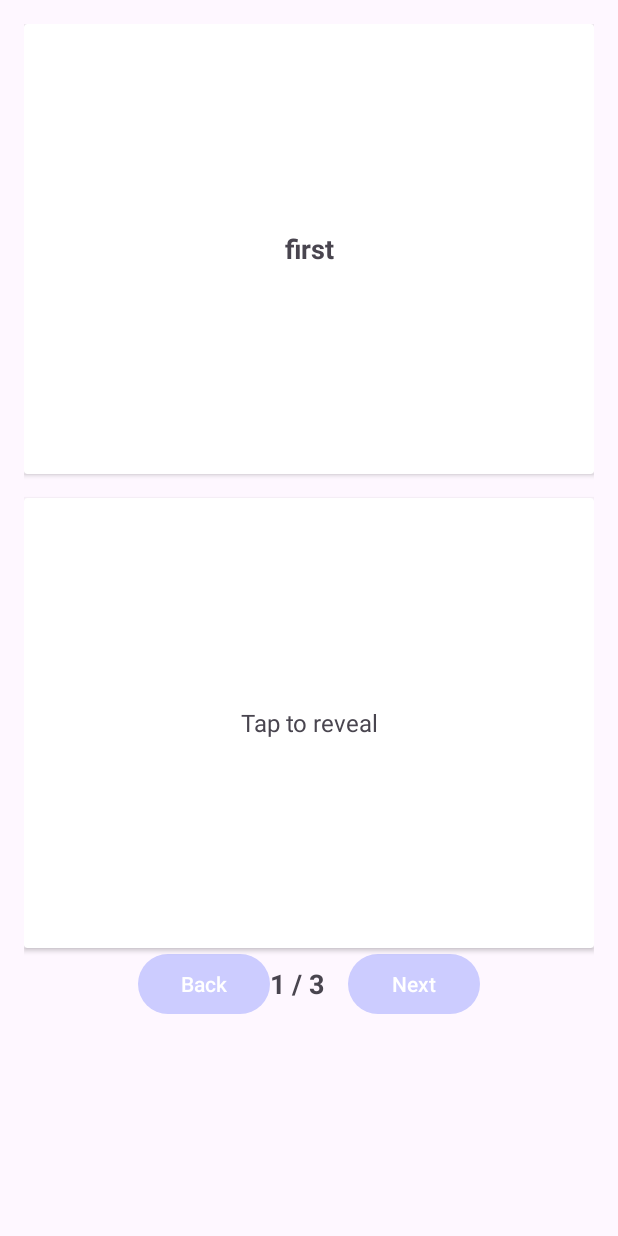
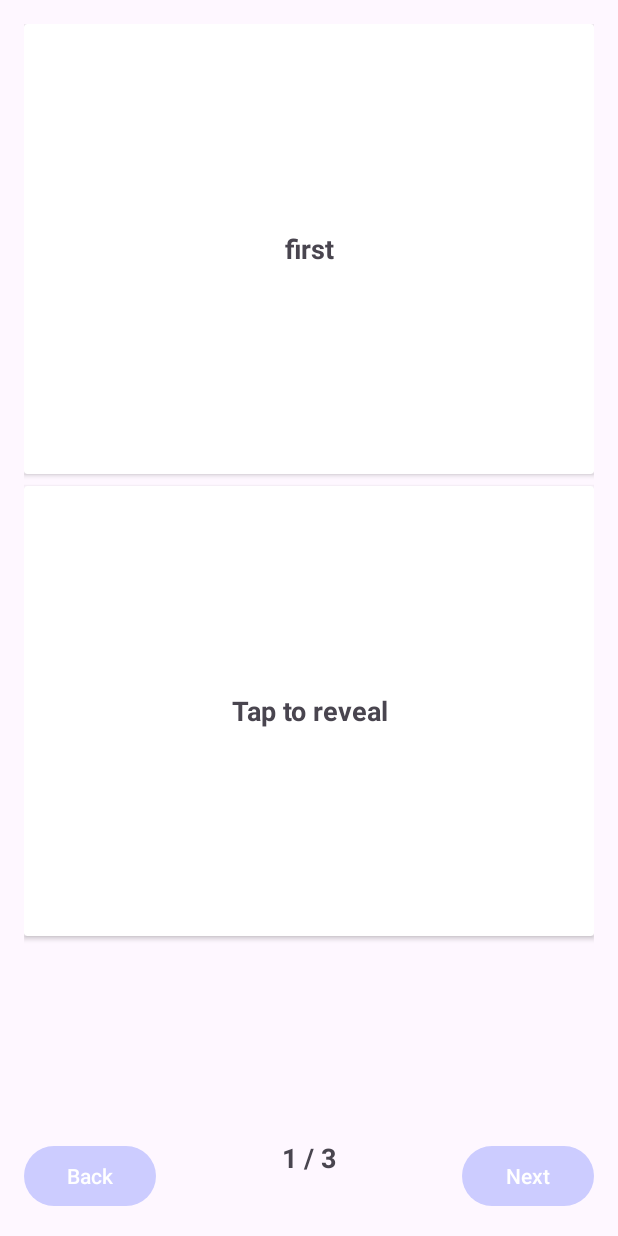
Before and after one commit to MohamedTababi-GitH/Flashcards, an Android app: the MainActivity screen opened directly, with no data from a screen before it, after a tap on "Study", on a phone screen of 412 x 824 dp. Run offline under Robolectric (Android 15) with nearby library versions, the phone set to English and light mode, and no system bars.

Commit message:
added import functionality and some files

```diff
--- a/app/src/main/AndroidManifest.xml
+++ b/app/src/main/AndroidManifest.xml
@@ -2,6 +2,8 @@
 <manifest xmlns:android="http://schemas.android.com/apk/res/android"
     xmlns:tools="http://schemas.android.com/tools">
     <uses-permission android:name="android.permission.WRITE_EXTERNAL_STORAGE"/>
+    <uses-permission android:name="android.permission.READ_EXTERNAL_STORAGE" />
+
     <application
         android:allowBackup="true"
         android:dataExtractionRules="@xml/data_extraction_rules"
@@ -39,6 +41,7 @@
                 android:name="android.support.FILE_PROVIDER_PATHS"
                 android:resource="@xml/file_paths"/>
         </provider>
+
     </application>
     <queries>
         <intent>
--- a/app/src/main/java/org/thu/flashcards/DeckEntry.java
+++ b/app/src/main/java/org/thu/flashcards/DeckEntry.java
@@ -17,13 +17,19 @@ public class DeckEntry implements Serializable {
     public String name;
     int studyCount;
     long lastStudyTime;
+    public DeckEntry(String name){
+        this.flashcards = new ArrayList<>();
+        this.name=name;
+        this.studyCount = 0;
+        this.lastStudyTime = 0;
+    }
 
     public int getStudyCount() {
         return studyCount;
     }
 
     public void incrementStudyCount() {
-        studyCount++;
+        studyCount = studyCount + 1;
     }
 
     public long getLastStudyTime() {
@@ -34,12 +40,7 @@ public class DeckEntry implements Serializable {
         this.lastStudyTime = lastStudyTime;
     }
 
-    public DeckEntry(String name){
-        this.flashcards = new ArrayList<>();
-        this.name=name;
-        this.studyCount = 0;
-        this.lastStudyTime = 0;
-    }
+
 
     public ArrayList<Flashcard> getFlashcards() {
         return flashcards;
--- a/app/src/main/res/layout/activity_flashcard.xml
+++ b/app/src/main/res/layout/activity_flashcard.xml
@@ -1,74 +1,87 @@
 <?xml version="1.0" encoding="utf-8"?>
-<LinearLayout xmlns:android="http://schemas.android.com/apk/res/android"
+<androidx.constraintlayout.widget.ConstraintLayout xmlns:android="http://schemas.android.com/apk/res/android"
+    xmlns:app="http://schemas.android.com/apk/res-auto"
+    xmlns:tools="http://schemas.android.com/tools"
     android:layout_width="match_parent"
     android:layout_height="match_parent"
     android:orientation="vertical"
     android:padding="16dp">
 
     <androidx.cardview.widget.CardView
+        android:id="@+id/cardView1"
         android:layout_width="match_parent"
         android:layout_height="wrap_content"
-        android:layout_marginBottom="16dp"
         android:background="@color/card_background"
         android:padding="16dp"
-        android:radius="16dp">
+        android:radius="16dp"
+        app:layout_constraintEnd_toEndOf="parent"
+        app:layout_constraintStart_toStartOf="parent"
+        app:layout_constraintTop_toTopOf="parent">
 
         <TextView
             android:id="@+id/questionTextView"
             android:layout_width="match_parent"
             android:layout_height="300dp"
+            android:gravity="center_vertical|center_horizontal"
             android:textSize="18sp"
-            android:textStyle="bold"
-            android:gravity="center_vertical|center_horizontal"
-
-           />
+            android:textStyle="bold" />
 
     </androidx.cardview.widget.CardView>
 
     <androidx.cardview.widget.CardView
+        android:id="@+id/cardView2"
         android:layout_width="match_parent"
         android:layout_height="wrap_content"
         android:background="@color/card_background"
         android:padding="16dp"
-        android:radius="16dp">
+        android:radius="16dp"
+        android:layout_marginTop="8dp"
+        app:layout_constraintTop_toBottomOf="@id/cardView1"
+        app:layout_constraintStart_toStartOf="@id/cardView1"
+        >
 
         <TextView
             android:id="@+id/answerTextView"
             android:layout_width="match_parent"
             android:layout_height="300dp"
-            android:textSize="16sp"
-            android:text="@string/tap_to_reveal"
             android:gravity="center_vertical|center_horizontal"
-            />
+            android:textSize="18sp"
+            android:textStyle="bold"
+            tools:layout_editor_absoluteX="8dp"
+            tools:layout_editor_absoluteY="324dp" />
 
     </androidx.cardview.widget.CardView>
 
-    <LinearLayout
-        android:layout_width="match_parent"
-        android:layout_height="wrap_content"
-        android:orientation="horizontal"
-        android:gravity="center">
+
 
     <Button
         android:id="@+id/backButton"
         android:layout_width="wrap_content"
         android:layout_height="wrap_content"
-            android:text="@string/back_btn" />
+        android:text="@string/back_btn"
+        app:layout_constraintBottom_toBottomOf="parent"
+        app:layout_constraintStart_toStartOf="parent" />
 
     <TextView
         android:id="@+id/text_card_number"
         android:layout_width="wrap_content"
         android:layout_height="wrap_content"
+        android:layout_marginBottom="24dp"
         android:textSize="18sp"
         android:textStyle="bold"
-            />
+        app:layout_constraintBottom_toBottomOf="parent"
+        app:layout_constraintEnd_toStartOf="@+id/nextButton"
+        app:layout_constraintStart_toEndOf="@+id/backButton" />
 
     <Button
         android:id="@+id/nextButton"
         android:layout_width="wrap_content"
         android:layout_height="wrap_content"
         android:text="@string/next_btn"
-            android:layout_marginStart="16dp"
-            android:layout_marginLeft="16dp"/>
-    </LinearLayout>
-</LinearLayout>
+        app:layout_constraintBottom_toBottomOf="parent"
+        app:layout_constraintEnd_toEndOf="parent" />
+
+
+
+
+</androidx.constraintlayout.widget.ConstraintLayout>
--- a/app/src/main/res/layout/activity_main.xml
+++ b/app/src/main/res/layout/activity_main.xml
@@ -24,6 +24,7 @@
         android:id="@+id/clear_all_btn"
         android:layout_width="wrap_content"
         android:layout_height="wrap_content"
+        android:layout_marginTop="16dp"
         android:text="@string/clear_all_btn"
         app:layout_constraintEnd_toEndOf="parent"
         app:layout_constraintTop_toBottomOf="@+id/toolbar">
@@ -45,8 +46,9 @@
         android:id="@+id/deck_list"
         android:layout_width="409dp"
         android:layout_height="598dp"
-        android:layout_marginTop="8dp"
+        android:layout_marginTop="32dp"
         app:layout_constraintEnd_toEndOf="parent"
+        app:layout_constraintHorizontal_bias="0.0"
         app:layout_constraintStart_toStartOf="parent"
         app:layout_constraintTop_toBottomOf="@+id/textView" />
 
--- a/app/src/main/res/layout/deck_entry_item.xml
+++ b/app/src/main/res/layout/deck_entry_item.xml
@@ -9,7 +9,7 @@
 
     <TextView
         android:id="@+id/deck_name"
-        android:layout_width="wrap_content"
+        android:layout_width="100dp"
         android:layout_height="wrap_content"
         android:layout_weight="1"
         android:textSize="20sp"
@@ -19,7 +19,8 @@
 
     <Button
         android:id="@+id/btn_study"
-        android:layout_width="wrap_content"
+        android:text="@string/study"
+        android:layout_width="100dp"
         android:layout_height="wrap_content"
         android:layout_weight="1">
 
@@ -53,6 +54,7 @@
         app:iconSize="30dp"
         android:layout_width="48dp"
         android:layout_height="48dp"
+        android:layout_marginEnd="4dp"
         style="@style/Widget.AppCompat.Button.Borderless"
         android:layout_weight="1"/>
 
--- a/app/src/main/res/menu/my_menu.xml
+++ b/app/src/main/res/menu/my_menu.xml
@@ -20,5 +20,10 @@
         android:id="@+id/menu_add_deck"
         />
 
+    <item
+        android:title="@string/import_deck"
+        android:id="@+id/menu_import_deck"
+        />
+
 
 </menu>
--- a/app/src/main/res/values-night/themes.xml
+++ b/app/src/main/res/values-night/themes.xml
@@ -3,6 +3,7 @@
     <style name="Base.Theme.Flashcards" parent="Theme.Material3.DayNight.NoActionBar">
         <!-- Customize your dark theme here. -->
         <!-- <item name="colorPrimary">@color/my_dark_primary</item> -->
+        <item name="actionOverflowButtonStyle">@style/MyOverflowButtonStyle</item>
     </style>
 
     <!-- Style for the overflow button -->
--- a/app/src/main/res/values/strings.xml
+++ b/app/src/main/res/values/strings.xml
@@ -11,4 +11,7 @@
     <string name="add_deck">Add deck</string>
     <string name="add_card">Add card</string>
     <string name="share">Share</string>
+    <string name="import_deck">Import deck</string>
+    <string name="study">Study</string>
+    <string name="finish_btn">Finish</string>
 </resources>
--- /dev/null
+++ b/app/src/main/res/xml/file_paths.xml
@@ -0,0 +1,4 @@
+<?xml version="1.0" encoding="utf-8"?>
+<paths>
+    <external-files-path name="external_files" path="." />
+</paths>
```
Also changed, not shown: app/src/main/java/org/thu/flashcards/DeckListAdapter.java (+28 -23 lines), app/src/main/java/org/thu/flashcards/Dialogue.java (added, +49 -0 lines), app/src/main/java/org/thu/flashcards/Flashcard.java (+0 -8 lines), app/src/main/java/org/thu/flashcards/FlashcardActivity.java (+3 -11 lines), app/src/main/java/org/thu/flashcards/MainActivity.java (+110 -86 lines), app/src/main/res/values/styles.xml (added, +9 -0 lines), app/src/main/res/drawable/delete.png (added), app/src/main/res/drawable/edit.png (added), app/src/main/res/drawable/info_fab.png (added), app/src/main/res/drawable/share.png (added), app/src/main/res/drawable/stats.png (added). Lines whose indentation alone changed are shown as unchanged.
